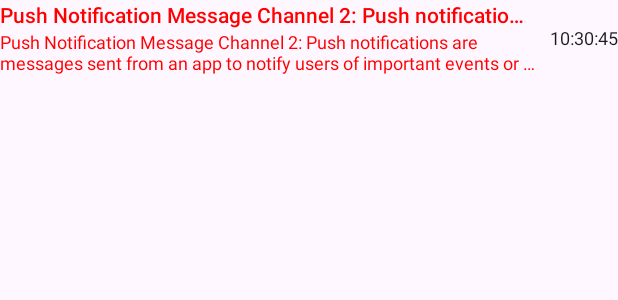
After one commit to bangnvit/Push-Notification-V1, an Android app: the layout layout_custom_notification.xml on its own in the app's theme, with its tools: preview values and no code run, on a phone screen of 412 x 824 dp. The commit adds this screen. Shown: the top 300 px of the screen. Run offline under Robolectric (Android 15) with nearby library versions, the phone set to English and light mode, and no system bars.

Commit message:
Priority, Heads-up Noti, Custom Layout Notification

```diff
--- a/app/src/main/java/com/bangnv/pushnotifications/MyApplication.kt
+++ b/app/src/main/java/com/bangnv/pushnotifications/MyApplication.kt
@@ -52,7 +52,7 @@ class MyApplication : Application() {
             NotificationChannel(
                 CHANNEL_ID_2,
                 getString(R.string.channel_name_channel_2),
-                NotificationManager.IMPORTANCE_DEFAULT
+                NotificationManager.IMPORTANCE_HIGH
             ).apply {
                 description = getString(R.string.channel_description_channel_2)
                 setSound(defaultSound, attributes)
--- /dev/null
+++ b/app/src/main/res/layout/layout_custom_notification.xml
@@ -0,0 +1,46 @@
+<?xml version="1.0" encoding="utf-8"?>
+<RelativeLayout xmlns:android="http://schemas.android.com/apk/res/android"
+    xmlns:tools="http://schemas.android.com/tools"
+    android:layout_width="match_parent"
+    android:layout_height="wrap_content">
+
+    <LinearLayout
+        android:id="@+id/ll_layout_title_message"
+        android:layout_width="match_parent"
+        android:layout_height="wrap_content"
+        android:layout_marginEnd="@dimen/_10dp"
+        android:layout_toStartOf="@id/tv_time_custom_notification"
+        android:orientation="vertical">
+
+        <TextView
+            android:id="@+id/tv_tìtle_custom_notification"
+            style="@style/TextAppearance.Compat.Notification.Title"
+            android:layout_width="match_parent"
+            android:textColor="@color/red"
+            android:maxLines="1"
+            android:ellipsize="end"
+            android:layout_height="wrap_content"
+            tools:text="@string/str_noti_message_channel_2" />
+
+        <TextView
+            android:id="@+id/tv_message_custom_notification"
+            style="@style/TextAppearance.Compat.Notification.Line2"
+            android:layout_width="match_parent"
+            android:layout_height="wrap_content"
+            android:maxLines="2"
+            android:ellipsize="end"
+            android:textColor="@color/red"
+            tools:text="@string/str_noti_message_channel_2" />
+
+    </LinearLayout>
+
+    <TextView
+        android:id="@+id/tv_time_custom_notification"
+        style="@style/TextAppearance.Compat.Notification.Info"
+        android:layout_width="wrap_content"
+        android:layout_height="wrap_content"
+        android:layout_alignParentEnd="true"
+        android:layout_centerVertical="true"
+        tools:text="10:30:45" />
+
+</RelativeLayout>
--- a/app/src/main/res/values/colors.xml
+++ b/app/src/main/res/values/colors.xml
@@ -3,4 +3,6 @@
     <color name="black">#FF000000</color>
     <color name="white">#FFFFFFFF</color>
     <color name="colorAccent">#BD4177</color>
+
+    <color name="red">#FF0000</color>
 </resources>
--- a/app/src/main/res/values/dimens.xml
+++ b/app/src/main/res/values/dimens.xml
@@ -1,4 +1,10 @@
 <?xml version="1.0" encoding="utf-8"?>
 <resources>
     <dimen name="_20dp">20dp</dimen>
+    <dimen name="_64dp">64dp</dimen>
+    <dimen name="_252dp">252dp</dimen>
+    <dimen name="_32dp">32dp</dimen>
+    <dimen name="_10dp">10dp</dimen>
+    <dimen name="_16dp">16dp</dimen>
+    <dimen name="_6dp">6dp</dimen>
 </resources>
--- a/gradle/libs.versions.toml
+++ b/gradle/libs.versions.toml
@@ -1,6 +1,6 @@
 [versions]
-agp = "8.7.0"
-kotlin = "1.9.24"
+agp = "8.7.2"
+kotlin = "2.0.21"
 coreKtx = "1.15.0"
 junit = "4.13.2"
 junitVersion = "1.2.1"
```
Also changed, not shown: app/src/main/java/com/bangnv/pushnotifications/MainActivity.kt (+67 -2 lines), app/src/main/res/layout/activity_main.xml (+10 -0 lines), app/src/main/res/layout/layout_custom_notification_expanded.xml (added, +35 -0 lines), app/src/main/res/values/strings.xml (+8 -0 lines).
